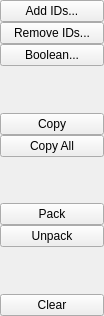
First picture: the form in src/gui/verticaltoolbar.ui, repository setvisible/range-id-convertor, before the edit.
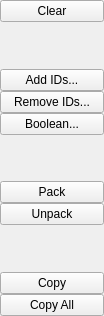
Second picture: the form after the edit.

Patch:
```diff
--- a/src/gui/verticaltoolbar.ui
+++ b/src/gui/verticaltoolbar.ui
@@ -31,6 +31,26 @@
    </property>
    <item>
     <layout class="QVBoxLayout" name="verticalLayout">
+     <item>
+      <widget class="QPushButton" name="pushButton_clear">
+       <property name="text">
+        <string>Clear</string>
+       </property>
+      </widget>
+     </item>
+     <item>
+      <spacer name="verticalSpacer_2">
+       <property name="orientation">
+        <enum>Qt::Vertical</enum>
+       </property>
+       <property name="sizeHint" stdset="0">
+        <size>
+         <width>20</width>
+         <height>40</height>
+        </size>
+       </property>
+      </spacer>
+     </item>
      <item>
       <widget class="QPushButton" name="pushButton_add">
        <property name="text">
@@ -65,33 +85,6 @@
        </property>
       </spacer>
      </item>
-     <item>
-      <widget class="QPushButton" name="pushButton_copy">
-       <property name="text">
-        <string>Copy</string>
-       </property>
-      </widget>
-     </item>
-     <item>
-      <widget class="QPushButton" name="pushButton_copyAll">
-       <property name="text">
-        <string>Copy All</string>
-       </property>
-      </widget>
-     </item>
-     <item>
-      <spacer name="verticalSpacer_2">
-       <property name="orientation">
-        <enum>Qt::Vertical</enum>
-       </property>
-       <property name="sizeHint" stdset="0">
-        <size>
-         <width>20</width>
-         <height>40</height>
-        </size>
-       </property>
-      </spacer>
-     </item>
      <item>
       <widget class="QPushButton" name="pushButton_pack">
        <property name="text">
@@ -120,9 +113,16 @@
       </spacer>
      </item>
      <item>
-      <widget class="QPushButton" name="pushButton_clear">
+      <widget class="QPushButton" name="pushButton_copy">
        <property name="text">
-        <string>Clear</string>
+        <string>Copy</string>
+       </property>
+      </widget>
+     </item>
+     <item>
+      <widget class="QPushButton" name="pushButton_copyAll">
+       <property name="text">
+        <string>Copy All</string>
        </property>
       </widget>
      </item>
```
